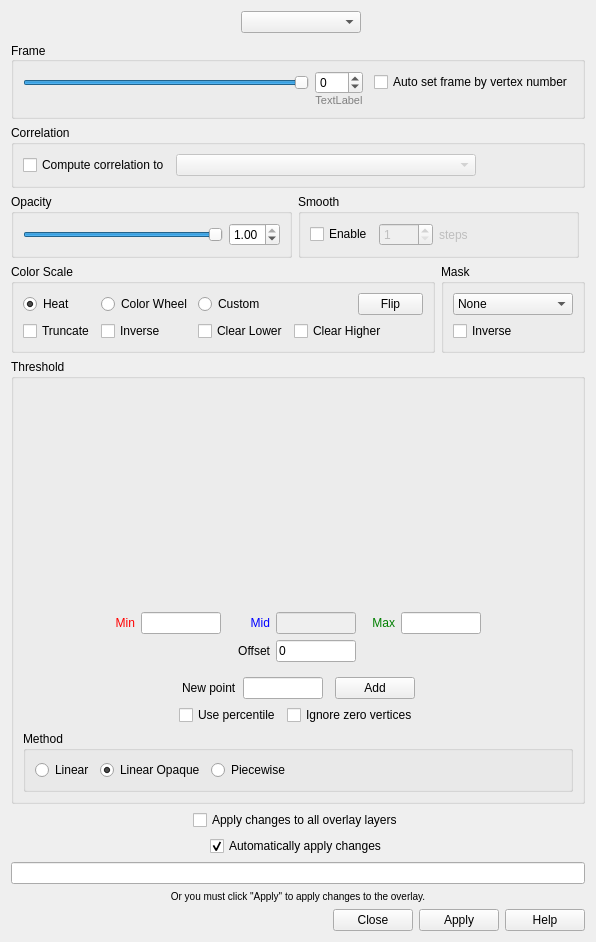
Old version of the form freeview/WindowConfigureOverlay.ui in the repository freesurfer/freesurfer.
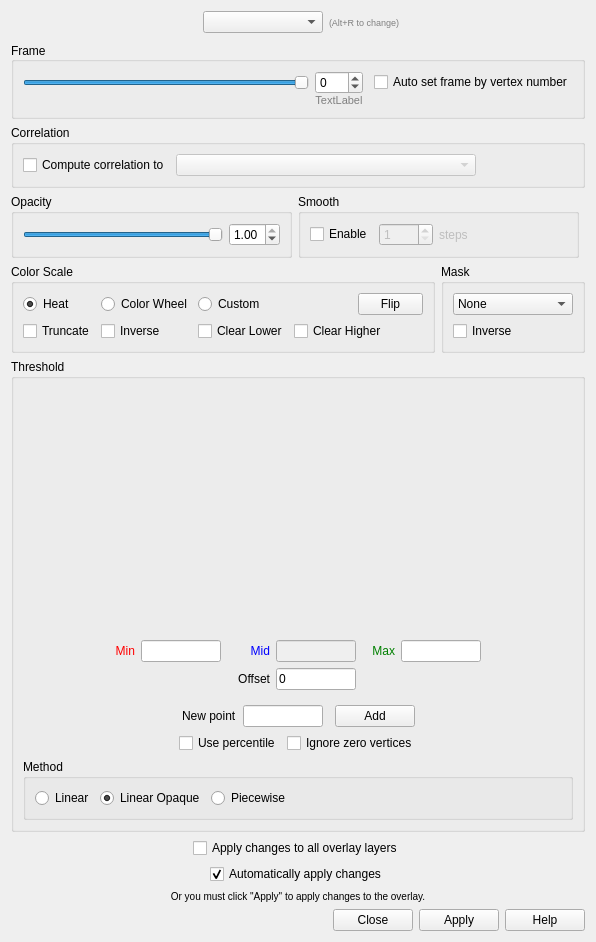
New version of the form. Custom widgets are drawn as their Qt base class.

Commit message: Added help text in Configure Overlay window

```diff
--- a/freeview/WindowConfigureOverlay.ui
+++ b/freeview/WindowConfigureOverlay.ui
@@ -70,6 +70,16 @@
         </property>
        </widget>
       </item>
+      <item>
+       <widget class="QLabel" name="labelShortCut">
+        <property name="styleSheet">
+         <string notr="true">font-size:9px;color:gray;</string>
+        </property>
+        <property name="text">
+         <string>(Alt+R to change)</string>
+        </property>
+       </widget>
+      </item>
       <item>
        <spacer name="horizontalSpacer_19">
         <property name="orientation">
@@ -898,9 +908,6 @@
      </item>
     </layout>
    </item>
-   <item>
-    <widget class="QLineEdit" name="lineEdit"/>
-   </item>
    <item>
     <widget class="QLabel" name="label_4">
      <property name="styleSheet">
```
Left out of the diff: 2 changed lines with no effect on the pictures. The commit also changes 2 other files.
